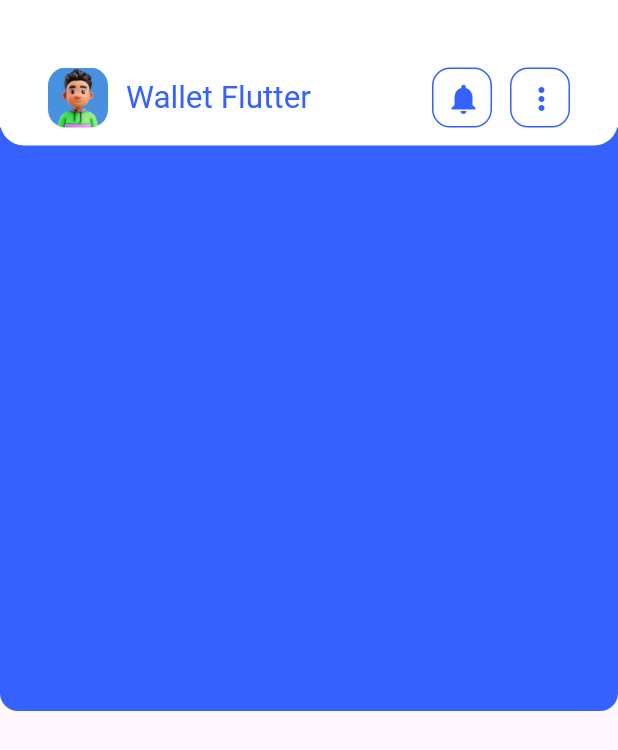
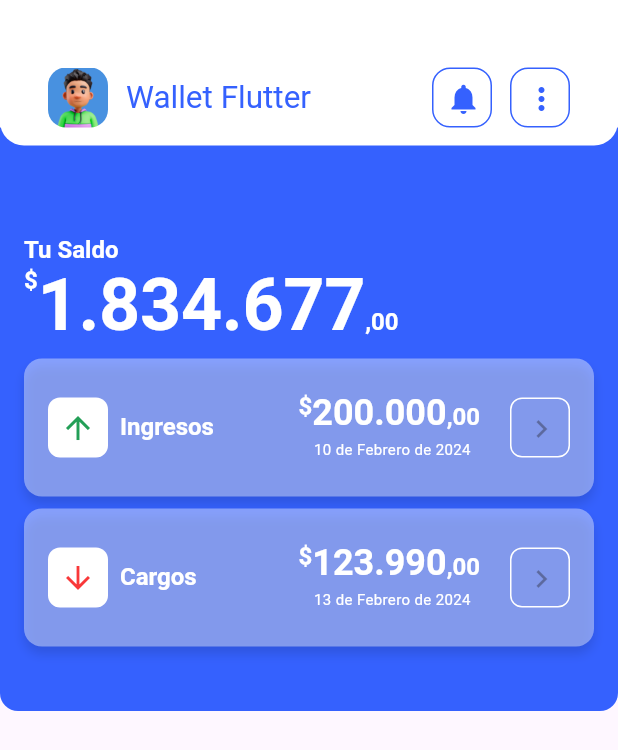
Before and after one commit to JotaAlarcon/my_wallet_flutter, a Flutter app: the screen it shows after launch, on a phone screen of 412 x 824 dp. Shown: the top 750 px of the screen. Run offline on Flutter 3.47's test engine with Material 3 defaults, Android fonts, the phone set to English and light mode, and no system bars.

Commit message:
se agrega el top body de la app, componente de ingresos y cargos

```diff
--- a/lib/design/themes/default_theme_wallet.dart
+++ b/lib/design/themes/default_theme_wallet.dart
@@ -7,9 +7,9 @@ class DefaultThemeWallet {
     fontFamily: 'RobotoMono',
     primaryColor: WalletColors.primaryColor,
     textTheme: const TextTheme(
-      displayLarge: TextStyle(fontSize: 48.0, fontWeight: FontWeight.bold),
-      displayMedium: TextStyle(fontSize: 24.0, fontWeight: FontWeight.bold),
-      displaySmall: TextStyle(fontSize: 16.0, fontWeight: FontWeight.bold),
+      displayLarge: TextStyle(fontSize: 48.0, fontWeight: FontWeight.bold, color: WalletColors.lightColor),
+      displayMedium: TextStyle(fontSize: 24.0, fontWeight: FontWeight.bold, color: WalletColors.lightColor),
+      displaySmall: TextStyle(fontSize: 16.0, fontWeight: FontWeight.bold, color: WalletColors.lightColor),
       headlineLarge: TextStyle(fontSize: 21.0, color: WalletColors.primaryColor),
       bodyLarge: TextStyle(fontSize: 14.0),
       bodyMedium: TextStyle(fontSize: 13.0),
--- a/lib/pages/home_page.dart
+++ b/lib/pages/home_page.dart
@@ -1,6 +1,8 @@
 import 'package:flutter/material.dart';
 import 'package:my_wallet_flutter/design/colors.dart';
+import 'package:my_wallet_flutter/widgets/custom_money_display.dart';
 import 'package:my_wallet_flutter/widgets/home_app_bar_titile.dart';
+import 'package:my_wallet_flutter/widgets/type_summary_card.dart';
 
 class HomePage extends StatelessWidget {
   const HomePage({super.key});
@@ -14,18 +16,13 @@ class HomePage extends StatelessWidget {
         shape: const RoundedRectangleBorder(
             borderRadius: BorderRadius.only(
                 bottomLeft: Radius.circular(16),
-            bottomRight: Radius.circular(16))
-            ),
+                bottomRight: Radius.circular(16))),
         title: const Padding(
-          padding:  EdgeInsets.fromLTRB(16, 45, 16, 12),
-          child:  HomeAppBarTitle(),
+          padding: EdgeInsets.fromLTRB(16, 45, 16, 12),
+          child: HomeAppBarTitle(),
         ),
       ),
-      body: const Column(
-        children: [
-          HomePageTopBody()
-        ]
-      ),
+      body: const Column(children: [HomePageTopBody()]),
     );
   }
 }
@@ -44,13 +41,31 @@ class HomePageTopBody extends StatelessWidget {
           borderRadius: BorderRadius.only(
             bottomLeft: Radius.circular(12),
             bottomRight: Radius.circular(12),
-        )
-      ),
+          )),
       height: 389,
-      child: const Column(
+      child: Column(
         crossAxisAlignment: CrossAxisAlignment.start,
         children: [
+          Container(
+            margin: const EdgeInsets.only(top: 56),
+            child: Text(
+              'Tu Saldo',
+              style: Theme.of(context).textTheme.displaySmall,
+            ),
+          ),
+          CustomMoneyDisplay(
+              amount: 1834677.00,
+              amountStyle: Theme.of(context).textTheme.displayLarge!,
+              amountStyleSmall: Theme.of(context).textTheme.displaySmall!),
+          const SummaryCard(
+              typeSummaryCard: TypeSummaryCard.incomes,
+              amount: 200000.00,
+              period: '10 de Febrero de 2024'),
 
+          const SummaryCard(
+              typeSummaryCard: TypeSummaryCard.spending,
+              amount: 123990.00,
+              period: '13 de Febrero de 2024')
         ],
       ),
     );
--- /dev/null
+++ b/lib/widgets/custom_money_display.dart
@@ -0,0 +1,47 @@
+import 'package:flutter/material.dart';
+import 'package:intl/intl.dart';
+
+class CustomMoneyDisplay extends StatelessWidget {
+  final double amount;
+  final TextStyle amountStyle;
+  final TextStyle amountStyleSmall;
+  final EdgeInsets? padding;
+
+  const CustomMoneyDisplay(
+      {super.key,
+      required this.amount,
+      required this.amountStyle,
+      required this.amountStyleSmall,
+      this.padding});
+
+  @override
+  Widget build(BuildContext context) {
+    final formater = NumberFormat.currency(
+      customPattern: '#,### \u00a4',
+      locale: 'EU',
+      symbol: '',
+      decimalDigits: 2,
+    );
+
+    final String convertedMoneyToString = formater.format(amount);
+    final splitConvertedValues = convertedMoneyToString.split(',');
+
+    return Row(
+      crossAxisAlignment: CrossAxisAlignment.start,
+      children: [
+        Container(
+          padding: padding,
+          child: Text('\$', style: amountStyleSmall,),
+        ),
+        RichText(
+          text: TextSpan(
+            children: [
+              TextSpan(text: splitConvertedValues[0], style: amountStyle),
+              TextSpan(text: ',${splitConvertedValues[1]}', style: amountStyleSmall)
+            ]
+          )
+          )
+      ],
+    );
+  }
+}
--- /dev/null
+++ b/lib/widgets/type_summary_card.dart
@@ -0,0 +1,99 @@
+import 'package:flutter/material.dart';
+import 'package:my_wallet_flutter/design/colors.dart';
+import 'package:my_wallet_flutter/widgets/custom_money_display.dart';
+
+enum TypeSummaryCard { incomes, spending }
+
+class SummaryCard extends StatelessWidget {
+  final TypeSummaryCard typeSummaryCard;
+  final double amount;
+  final String period;
+  final void Function()? action;
+
+  const SummaryCard(
+      {super.key,
+      required this.typeSummaryCard,
+      required this.amount,
+      required this.period,
+      this.action});
+
+  @override
+  Widget build(BuildContext context) {
+    var incomesIcon = const Icon(
+      Icons.arrow_upward,
+      color: WalletColors.onSuccessColor,
+    );
+    var spendingIcon = const Icon(
+      Icons.arrow_downward,
+      color: WalletColors.onErrorColor,
+    );
+    return Container(
+      height: 92,
+      margin: const EdgeInsets.only(top: 8),
+      padding: const EdgeInsets.all(16),
+      decoration: const BoxDecoration(
+          boxShadow: [
+            BoxShadow(color: Colors.black12, offset: Offset(0.0, 5.0), blurRadius: 5.0)
+          ],
+          shape: BoxShape.rectangle,
+          color: WalletColors.lightColorOpacity,
+          borderRadius: BorderRadius.all(Radius.circular(12))),
+      child: Row(mainAxisAlignment: MainAxisAlignment.spaceBetween, children: [
+        Container(
+          height: 40,
+          width: 40,
+          margin: const EdgeInsets.only(right: 8),
+          decoration: const BoxDecoration(
+            color: WalletColors.lightColor,
+            borderRadius: BorderRadius.all(Radius.circular(8)),
+            //border: Border.all(color: WalletColors.primaryColor),
+          ),
+          child: typeSummaryCard == TypeSummaryCard.incomes
+              ? incomesIcon
+              : spendingIcon,
+        ),
+        Expanded(
+            child: Text(
+          typeSummaryCard == TypeSummaryCard.incomes ? 'Ingresos' : 'Cargos',
+          style: Theme.of(context).textTheme.displaySmall,
+        )),
+        Container(
+          margin: const EdgeInsets.only(right: 16),
+          child: Column(
+            mainAxisAlignment: MainAxisAlignment.center,
+            children: [
+              CustomMoneyDisplay(
+                  amount: amount,
+                  amountStyle: Theme.of(context).textTheme.displayMedium!,
+                  amountStyleSmall: Theme.of(context).textTheme.displaySmall!),
+              Padding(
+                padding: const EdgeInsets.all(2.8),
+                child: Text(
+                  period,
+                  style: const TextStyle(
+                    color: WalletColors.lightColor,
+                    fontFamily: 'RobotoMono',
+                    fontSize: 10,
+                  ),
+                ),
+              ),
+            ],
+          ),
+        ),
+        Container(
+          height: 40,
+          width: 40,
+          decoration: BoxDecoration(
+            borderRadius: const BorderRadius.all(Radius.circular(8)),
+            border: Border.all(color: WalletColors.lightColor),
+          ),
+          child: IconButton(
+            onPressed: action,
+            icon: const Icon(Icons.chevron_right),
+            color: WalletColors.lightColor,
+          ),
+        )
+      ]),
+    );
+  }
+}
--- a/pubspec.yaml
+++ b/pubspec.yaml
@@ -9,11 +9,12 @@ environment:
 dependencies:
   flutter:
     sdk: flutter
+  intl: ^0.19.0
 
 dev_dependencies:
+  flutter_lints: ^2.0.0
   flutter_test:
     sdk: flutter
-  flutter_lints: ^2.0.0
 
 flutter:
   uses-material-design: true
```
Also changed, not shown: pubspec.lock. Lines whose indentation alone changed are shown as unchanged.
